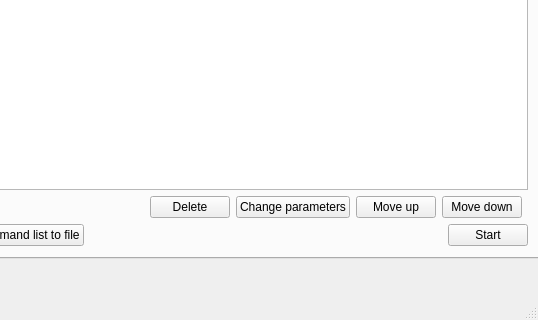
The window that gui/mainwindow.ui (jrueb/Burn-InSetupControlSoftware) describes before a commit, drawn with Qt 5; both pictures show x 248 to 786 and y 450 to 770 of the 786 by 770 pixel window.
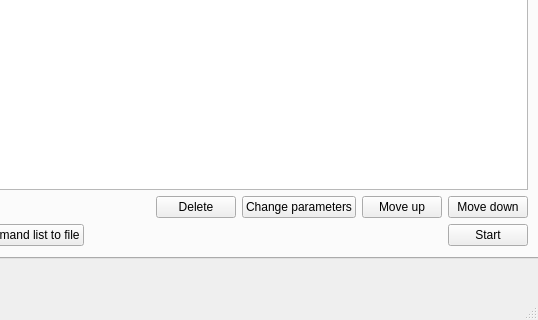
The same window after the commit.

Commit message: Add delete and modify functionality to command list

What changed in the file:
```diff
--- a/gui/mainwindow.ui
+++ b/gui/mainwindow.ui
@@ -57,25 +57,56 @@
        <layout class="QVBoxLayout" name="verticalLayout_7">
         <item>
          <layout class="QGridLayout" name="gridLayout_2">
-          <item row="1" column="4">
-           <widget class="QPushButton" name="Up_pushButton">
-            <property name="text">
-             <string>Move up</string>
-            </property>
-           </widget>
-          </item>
           <item row="1" column="2">
-           <widget class="QPushButton" name="delete_button">
-            <property name="text">
-             <string>Delete</string>
+           <widget class="QWidget" name="alter_command_buttons" native="true">
+            <property name="minimumSize">
+             <size>
+              <width>0</width>
+              <height>0</height>
+             </size>
             </property>
-           </widget>
-          </item>
-          <item row="1" column="5">
-           <widget class="QPushButton" name="Down_pushButton">
-            <property name="text">
-             <string>Move down</string>
-            </property>
+            <layout class="QHBoxLayout" name="horizontalLayout_5">
+             <property name="leftMargin">
+              <number>0</number>
+             </property>
+             <property name="topMargin">
+              <number>0</number>
+             </property>
+             <property name="rightMargin">
+              <number>0</number>
+             </property>
+             <property name="bottomMargin">
+              <number>0</number>
+             </property>
+             <item>
+              <widget class="QPushButton" name="delete_command_button">
+               <property name="text">
+                <string>Delete</string>
+               </property>
+              </widget>
+             </item>
+             <item>
+              <widget class="QPushButton" name="change_params_button">
+               <property name="text">
+                <string>Change parameters</string>
+               </property>
+              </widget>
+             </item>
+             <item>
+              <widget class="QPushButton" name="command_up_button">
+               <property name="text">
+                <string>Move up</string>
+               </property>
+              </widget>
+             </item>
+             <item>
+              <widget class="QPushButton" name="command_down_button">
+               <property name="text">
+                <string>Move down</string>
+               </property>
+              </widget>
+             </item>
+            </layout>
            </widget>
           </item>
           <item row="1" column="0">
@@ -85,13 +116,6 @@
             </property>
            </widget>
           </item>
-          <item row="1" column="3">
-           <widget class="QPushButton" name="change_params_button">
-            <property name="text">
-             <string>Change parameters</string>
-            </property>
-           </widget>
-          </item>
           <item row="1" column="1">
            <spacer name="horizontalSpacer_2">
             <property name="orientation">
@@ -105,8 +129,12 @@
             </property>
            </spacer>
           </item>
-          <item row="0" column="0" colspan="7">
-           <widget class="QListWidget" name="commands_list"/>
+          <item row="0" column="0" colspan="3">
+           <widget class="QListWidget" name="commands_list">
+            <property name="selectionMode">
+             <enum>QAbstractItemView::ExtendedSelection</enum>
+            </property>
+           </widget>
           </item>
          </layout>
         </item>
```
The commit also changes 7 other files.
